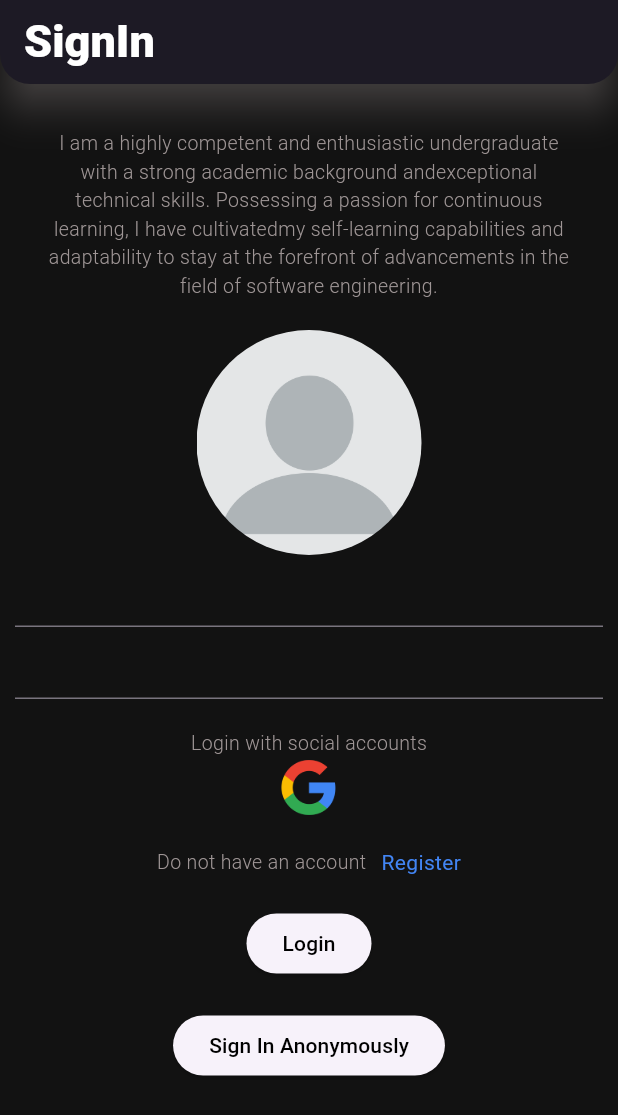
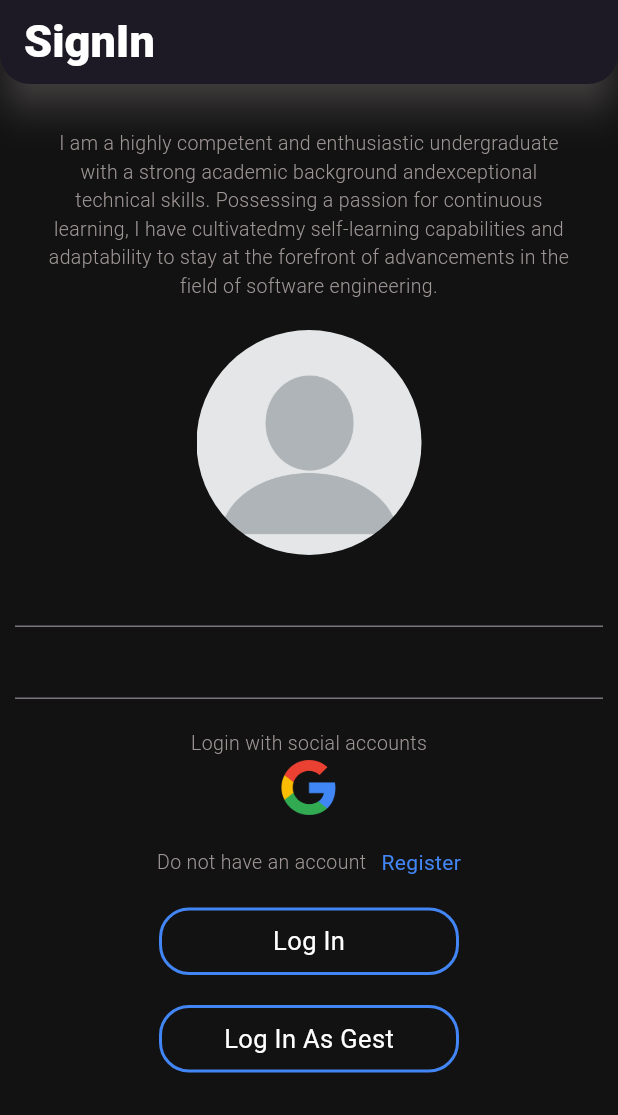
Before and after one commit to chinthakaSenarathna/flutter-with-firebase, a Flutter app: the screen it shows after launch, on a phone screen of 412 x 824 dp. Shown: the top 1115 px of the screen. Run offline on Flutter 3.47's test engine with Material 3 defaults, Android fonts, the phone set to English and light mode, and no system bars; our stand-ins replace firebase_auth, firebase_core; accounts and stored records are empty.

Commit message:
Container -> Button with GestureDetector ???

```diff
--- a/lib/screens/authentication/login.dart
+++ b/lib/screens/authentication/login.dart
@@ -97,10 +97,15 @@ class _Sign_InState extends State<Sign_In> {
                       "Login with social accounts",
                       style: signInDescription,
                     ),
-                    Image.asset(
-                      "assets/google.png",
-                      height: 40,
-                      width: 40,
+                    GestureDetector(
+                      // Sign in with google
+                      onTap: () {},
+
+                      child: Image.asset(
+                        "assets/google.png",
+                        height: 40,
+                        width: 40,
+                      ),
                     ),
                     const SizedBox(
                       height: 20,
@@ -132,21 +137,37 @@ class _Sign_InState extends State<Sign_In> {
                       height: 20,
                     ),
                     // button
-                    ElevatedButton(
-                      onPressed: () {},
-                      child:const Text(
-                        "Login",
-                        style: TextStyle(
-                          color: Colors.black
+                    GestureDetector(
+                      // method
+                      onTap: () {},
+
+                      child: Container(
+                        height: 45,
+                        width: 200,
+                        decoration: BoxDecoration(
+                          color: bgBlack,
+                          borderRadius: BorderRadius.circular(20),
+                          border: Border.all(width: 2,color: mainBlue)
                         ),
-                      )
+                        child:const Center(
+                          child: Text(
+                            "Log In",
+                            style: TextStyle(
+                              color: Colors.white,
+                              fontWeight: FontWeight.w400,
+                              fontSize: 17
+                            ),
+                          ),
+                        ),
+                      ),
                     ),
                     const SizedBox(
                       height: 20,
                     ),
                     // sign in anonymously
-                    ElevatedButton(
-                      onPressed: () async{
+                    GestureDetector(
+                      // method
+                      onTap: () async{
                         dynamic result = await _authServices.signInAnonymously();
                         if(result == null){
                           print("error in sign in anonymously");
@@ -155,12 +176,26 @@ class _Sign_InState extends State<Sign_In> {
                           print(result.uid);
                         }
                       },
-                      child:const Text(
-                        "Sign In Anonymously",
-                        style: TextStyle(
-                          color: Color.fromARGB(255, 0, 0, 0)
+
+                      child: Container(
+                        height: 45,
+                        width: 200,
+                        decoration: BoxDecoration(
+                          color: bgBlack,
+                          borderRadius: BorderRadius.circular(20),
+                          border: Border.all(width: 2,color: mainBlue)
                         ),
-                      )
+                        child:const Center(
+                          child: Text(
+                            "Log In As Gest",
+                            style: TextStyle(
+                              color: Colors.white,
+                              fontWeight: FontWeight.w400,
+                              fontSize: 17
+                            ),
+                          ),
+                        ),
+                      ),
                     ),
                   ],
                 )
@@ -172,3 +207,22 @@ class _Sign_InState extends State<Sign_In> {
     );
   }
 }
+
+
+// ElevatedButton(
+//                       onPressed: () async{
+//                         dynamic result = await _authServices.signInAnonymously();
+//                         if(result == null){
+//                           print("error in sign in anonymously");
+//                         }else{
+//                           print("sign in anonymously");
+//                           print(result.uid);
+//                         }
+//                       },
+//                       child:const Text(
+//                         "Sign In Anonymously",
+//                         style: TextStyle(
+//                           color: Color.fromARGB(255, 0, 0, 0)
+//                         ),
+//                       )
+//                     ),
```
